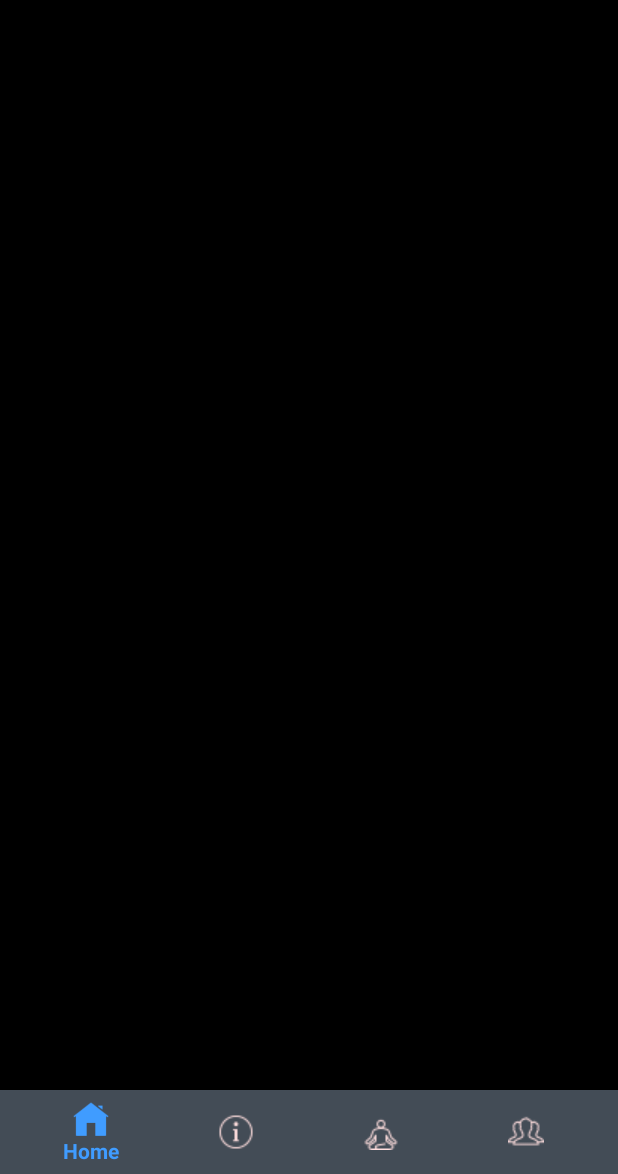
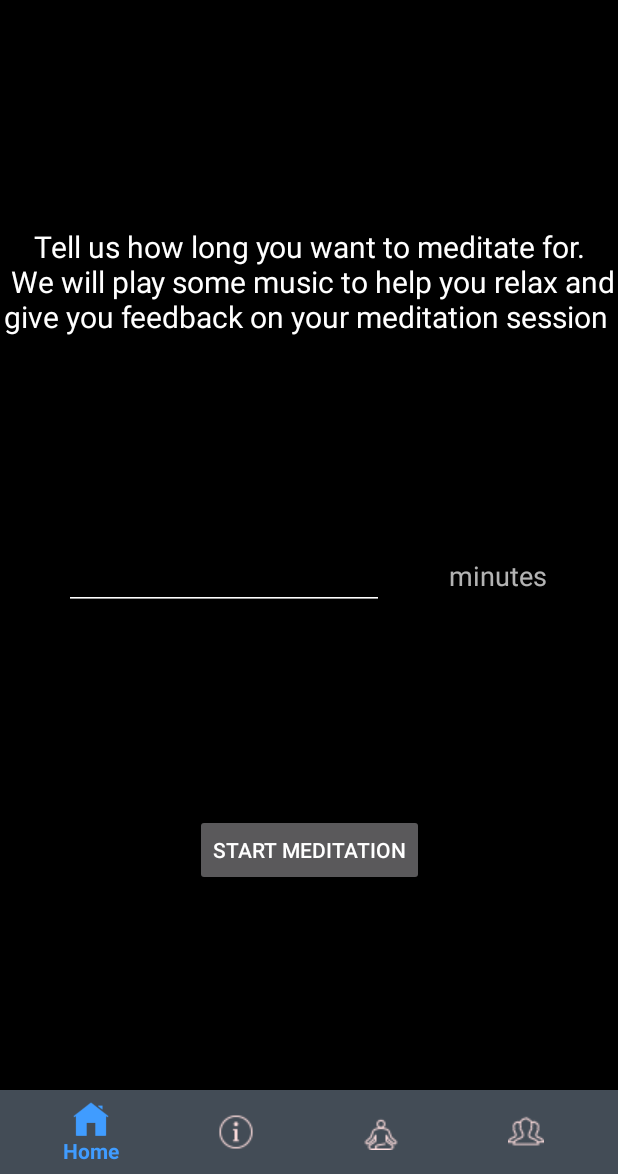
Before and after one commit to Padraigh-Jarvis/FYPAPP, an Android app: the fragment Meditate placed in its activity, on a phone screen of 412 x 824 dp, the part 62-1236 px from its top. Run offline under Robolectric (Android 15) with nearby library versions, the phone set to English and light mode, and no system bars; our stand-ins replace Firebase (no records; nobody signed in at launch, a user with empty details on screens opened directly).

Commit message:
Added stressed icon in the BMP data view. Started the meditation feature implementation

```diff
--- a/mobile/src/main/java/layout/ViewData.java
+++ b/mobile/src/main/java/layout/ViewData.java
@@ -29,8 +29,6 @@ public class ViewData extends Fragment {
         View view = inflater.inflate(R.layout.fragment_view_data, container, false);
         TextView stressInfo = view.findViewById(R.id.ViewDataStressedValues);
 
-//        dao.clearData();
-
         int dataAvailable = dao.getDataAvailable();
         int hoursStressed = dao.getHoursStressed();
 
@@ -40,7 +38,7 @@ public class ViewData extends Fragment {
         stressInfo.setText(stressedString);
 
         TextView restingHR = view.findViewById(R.id.Resting_HR);
-        String restingHRString = dao.getHeartRateBaseline()+" bmp";
+        String restingHRString = dao.getHeartRateBaseline()+" bpm";
         restingHR.setText(restingHRString);
 
         Button HRbtn = view.findViewById(R.id.HRDataButton);
--- a/mobile/src/main/res/layout/fragment_meditate.xml
+++ b/mobile/src/main/res/layout/fragment_meditate.xml
@@ -1,13 +1,66 @@
 <FrameLayout xmlns:android="http://schemas.android.com/apk/res/android"
+    xmlns:app="http://schemas.android.com/apk/res-auto"
     xmlns:tools="http://schemas.android.com/tools"
+    android:theme="@style/Watchit"
     android:layout_width="match_parent"
     android:layout_height="match_parent"
     tools:context="layout.Meditate">
 
-    <!-- TODO: Update blank fragment layout -->
-    <TextView
+    <android.support.constraint.ConstraintLayout
         android:layout_width="match_parent"
-        android:layout_height="match_parent"
-        android:text="@string/hello_blank_fragment" />
+        android:layout_height="match_parent">
+
+        <TextView
+            android:id="@+id/meditation_blurb"
+            android:layout_width="wrap_content"
+            android:layout_height="wrap_content"
+            android:text="Tell us how long you want to meditate for.\n We will play some music to help you relax and give you feedback on your meditation session "
+            android:textAlignment="center"
+            android:textColor="@color/common_google_signin_btn_text_dark_default"
+            android:textSize="20sp"
+            app:layout_constraintBottom_toTopOf="@+id/meditationTimeInput"
+            app:layout_constraintEnd_toEndOf="parent"
+            app:layout_constraintHorizontal_bias="0.5"
+            app:layout_constraintStart_toStartOf="parent"
+            app:layout_constraintTop_toTopOf="parent"
+            app:layout_constraintVertical_bias="0.04000002" />
+
+        <EditText
+            android:id="@+id/meditationTimeInput"
+            android:layout_width="wrap_content"
+            android:layout_height="wrap_content"
+            android:layout_marginStart="8dp"
+            android:ems="10"
+            android:inputType="number"
+            app:layout_constraintBottom_toTopOf="@+id/Start_Meditation_Button"
+            app:layout_constraintEnd_toStartOf="@+id/minutes_TV"
+            app:layout_constraintHorizontal_bias="0.5"
+            app:layout_constraintStart_toStartOf="parent"
+            app:layout_constraintTop_toBottomOf="@+id/meditation_blurb" />
+
+        <TextView
+            android:id="@+id/minutes_TV"
+            android:layout_width="wrap_content"
+            android:layout_height="wrap_content"
+            android:layout_marginEnd="8dp"
+            android:layout_marginStart="8dp"
+            android:text="minutes "
+            android:textSize="18sp"
+            app:layout_constraintBaseline_toBaselineOf="@+id/meditationTimeInput"
+            app:layout_constraintEnd_toEndOf="parent"
+            app:layout_constraintHorizontal_bias="0.5"
+            app:layout_constraintStart_toEndOf="@+id/meditationTimeInput" />
+
+        <Button
+            android:id="@+id/Start_Meditation_Button"
+            android:layout_width="wrap_content"
+            android:layout_height="wrap_content"
+            android:text="Start meditation"
+            app:layout_constraintBottom_toBottomOf="parent"
+            app:layout_constraintHorizontal_bias="0.5"
+            app:layout_constraintLeft_toLeftOf="parent"
+            app:layout_constraintRight_toRightOf="parent"
+            app:layout_constraintTop_toBottomOf="@+id/meditationTimeInput" />
+    </android.support.constraint.ConstraintLayout>
 
 </FrameLayout>
--- a/mobile/src/main/res/layout/fragment_view_data.xml
+++ b/mobile/src/main/res/layout/fragment_view_data.xml
@@ -38,7 +38,7 @@
             android:layout_height="wrap_content"
             android:layout_marginBottom="8dp"
             android:layout_marginTop="8dp"
-            android:text="Vew HR data"
+            android:text="Vew BMP data "
             app:layout_constraintBottom_toBottomOf="parent"
             app:layout_constraintLeft_toLeftOf="parent"
             app:layout_constraintRight_toRightOf="parent"
--- a/mobile/src/main/res/values/colors.xml
+++ b/mobile/src/main/res/values/colors.xml
@@ -10,4 +10,7 @@
     <color name="primary_material_dark">#374554</color>
     <color name="dark_grey">#434c56</color>
     <color name="off_white">#ffdede</color>
+    <color name="green">#0bdc0b</color>
+    <color name="red">#ff000d</color>
+
 </resources>
```
Also changed, not shown: mobile/src/main/AndroidManifest.xml (+12 -6 lines), mobile/src/main/java/fyp/fourthyear/cit/ie/watchit/Domain/HRDataAdapter.java (+13 -0 lines), mobile/src/main/java/fyp/fourthyear/cit/ie/watchit/MeditationProgressActivity.java (added, +13 -0 lines), mobile/src/main/java/layout/Associate.java (+4 -4 lines), mobile/src/main/java/layout/HRData.java (+0 -7 lines), mobile/src/main/res/layout/activity_meditation_progress.xml (added, +9 -0 lines), mobile/src/main/res/layout/fragment_hr_data.xml (+23 -4 lines), mobile/src/main/res/layout/hr_data_row.xml (+18 -1 lines), mobile/src/main/res/drawable-hdpi/ic_green_circle.png (added), mobile/src/main/res/drawable-hdpi/ic_red_circle.png (added), mobile/src/main/res/drawable-mdpi/ic_green_circle.png (added), mobile/src/main/res/drawable-mdpi/ic_red_circle.png (added), mobile/src/main/res/drawable-xhdpi/ic_green_circle.png (added), mobile/src/main/res/drawable-xhdpi/ic_red_circle.png (added), 2 more files.
